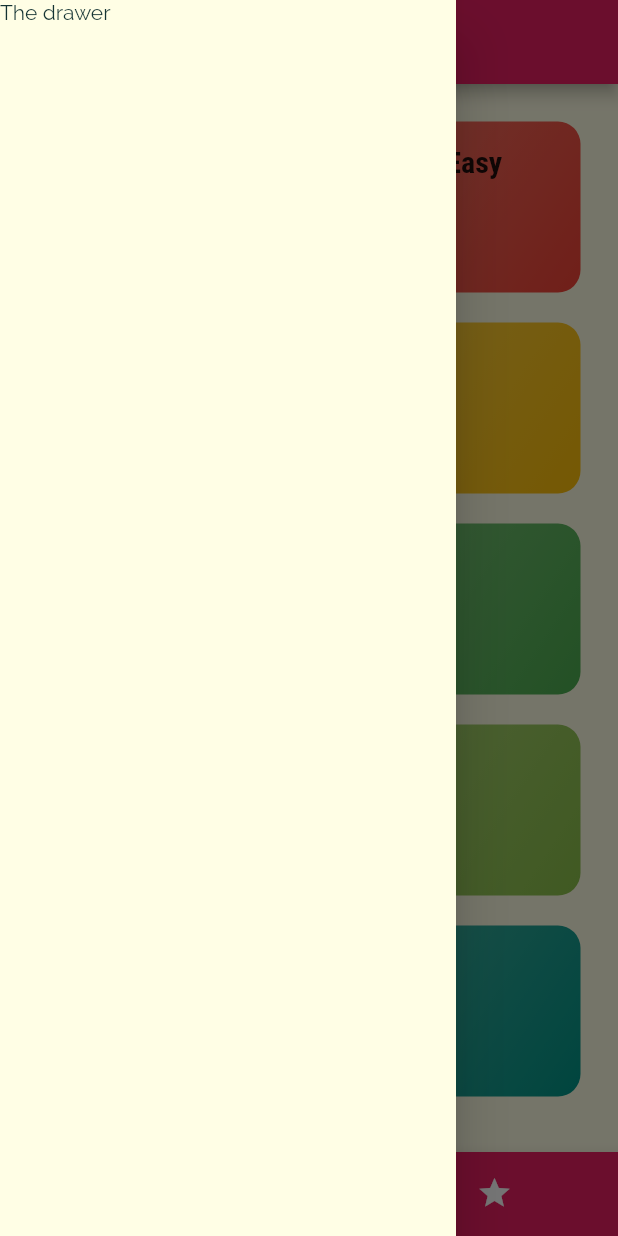
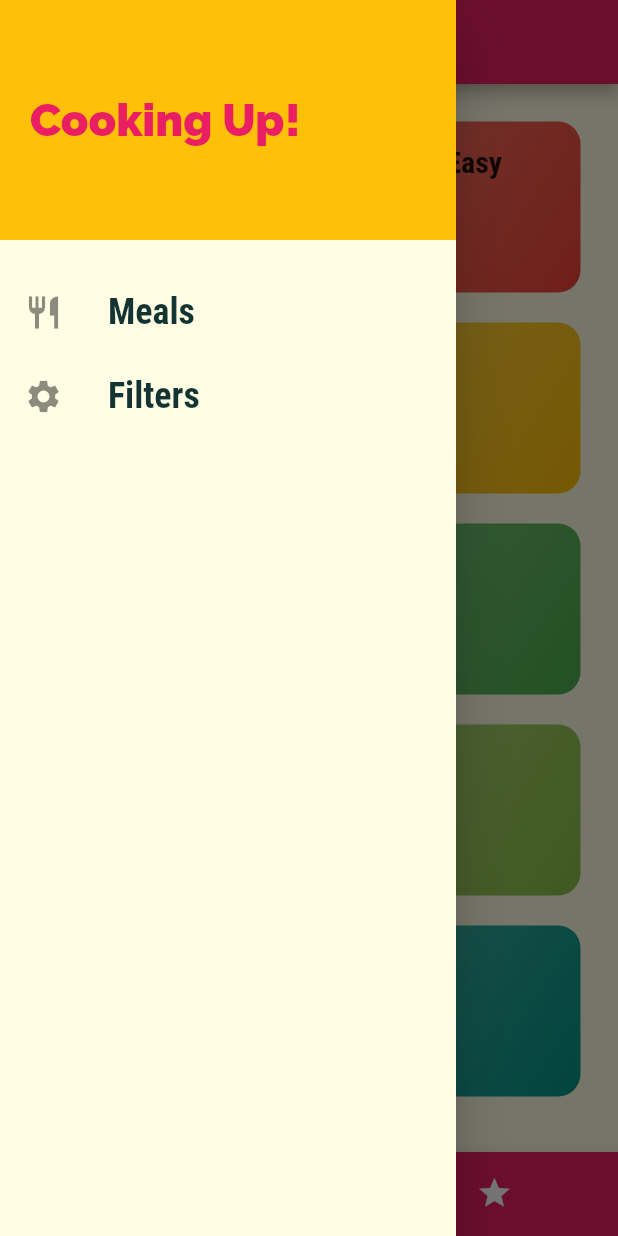
Before and after one commit to Wolfram-180/delicious-meals, a Flutter app: the screen it shows after launch, with the side drawer open, on a phone screen of 412 x 824 dp. Run offline on Flutter 3.47's test engine with Material 2 defaults, Android fonts, the phone set to English and light mode, and no system bars.

Commit message:
drawer updated

```diff
--- a/lib/main.dart
+++ b/lib/main.dart
@@ -2,6 +2,7 @@ import 'package:flutter/material.dart';
 
 import 'screens/categories_screen.dart';
 import 'screens/category_meals_screen.dart';
+import 'screens/filters_screen.dart';
 import 'screens/meal_detail_screen.dart';
 import 'screens/tabs_screen.dart';
 
@@ -37,6 +38,7 @@ class MyApp extends StatelessWidget {
         '/': (ctx) => TabScreen(),
         CategoryMealsScreen.routeName: (ctx) => CategoryMealsScreen(),
         MealDetailScreen.routeName: (ctx) => MealDetailScreen(),
+        FiltersScreen.routeName: (ctx) => FiltersScreen(),
       },
       // в случае если есть генерируемые, сложно предсказуемые пути
       //onGenerateRoute: (settings) {
--- /dev/null
+++ b/lib/screens/filters_screen.dart
@@ -0,0 +1,20 @@
+import 'package:flutter/material.dart';
+
+import '../widgets/main_drawer.dart';
+
+class FiltersScreen extends StatelessWidget {
+  static const routeName = '/filters';
+
+  @override
+  Widget build(BuildContext context) {
+    return Scaffold(
+      appBar: AppBar(
+        title: Text('Your filters'),
+      ),
+      drawer: MainDrawer(),
+      body: Center(
+        child: Text('Filters'),
+      ),
+    );
+  }
+}
--- a/lib/screens/tabs_screen.dart
+++ b/lib/screens/tabs_screen.dart
@@ -1,5 +1,6 @@
 import 'package:flutter/material.dart';
 
+import '../widgets/main_drawer.dart';
 import 'categories_screen.dart';
 import 'favorites_screen.dart';
 
@@ -37,9 +38,7 @@ class _TabScreenState extends State<TabScreen> {
       appBar: AppBar(
         title: Text(_pages[_selectedPageIndex]['title']),
       ),
-      drawer: Drawer(
-        child: Text('The drawer'),
-      ),
+      drawer: MainDrawer(),
       body: _pages[_selectedPageIndex]['page'],
       bottomNavigationBar: BottomNavigationBar(
         onTap: _selectPage,
--- a/lib/widgets/main_drawer.dart
+++ b/lib/widgets/main_drawer.dart
@@ -1,10 +1,65 @@
 import 'package:flutter/material.dart';
 
+import '../screens/filters_screen.dart';
+
 class MainDrawer extends StatelessWidget {
-  const MainDrawer({Key? key}) : super(key: key);
+  Widget buildListTile(String title, IconData icon, VoidCallback tapHandler) {
+    return ListTile(
+      leading: Icon(
+        icon,
+        size: 26,
+      ),
+      title: Text(
+        title,
+        style: TextStyle(
+          fontFamily: 'RobotoCondensed',
+          fontSize: 24,
+          fontWeight: FontWeight.bold,
+        ),
+      ),
+      onTap: tapHandler,
+    );
+  }
 
   @override
   Widget build(BuildContext context) {
-    return Container();
+    return Drawer(
+      child: Column(
+        children: [
+          Container(
+            height: 160,
+            width: double.infinity,
+            padding: EdgeInsets.all(20),
+            color: Theme.of(context).colorScheme.secondary,
+            alignment: Alignment.centerLeft,
+            child: Text(
+              'Cooking Up!',
+              style: TextStyle(
+                fontWeight: FontWeight.w900,
+                fontSize: 30,
+                color: Theme.of(context).primaryColor,
+              ),
+            ),
+          ),
+          SizedBox(
+            height: 20,
+          ),
+          buildListTile(
+            'Meals',
+            Icons.restaurant,
+            () {
+              Navigator.of(context).pushNamed('/');
+            },
+          ),
+          buildListTile(
+            'Filters',
+            Icons.settings,
+            () {
+              Navigator.of(context).pushNamed(FiltersScreen.routeName);
+            },
+          ),
+        ],
+      ),
+    );
   }
 }
```
